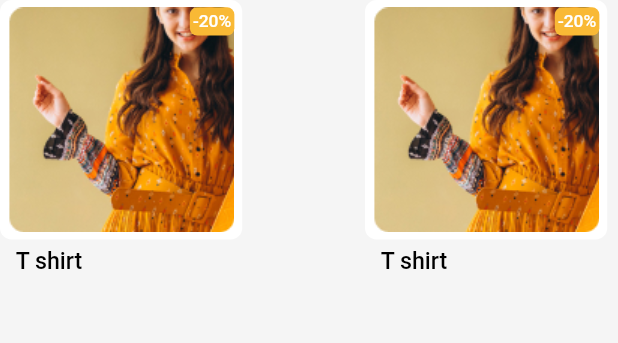
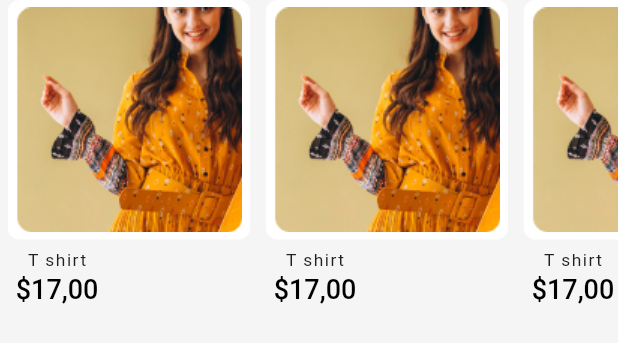
Before and after one commit to nizam-app/Market-Jango-Backend-Update, a Flutter app: the NewItemsShow widget shown alone on an empty page, opened directly, on a phone screen of 412 x 824 dp. Shown: the top 343 px of the screen. Run offline on Flutter 3.47's test engine with Material 3 defaults, Android fonts, the phone set to English and light mode, and no system bars; our stand-ins replace carousel_slider, flutter_riverpod, flutter_screenutil, flutter_svg, get, go_router and 3 more.

Commit message:
Update home screen UI and add new color constant
Added a new 'blask' color to AllColor. Updated the buyer home screen to include a 'Just For You' section with a SeeMoreButton and corresponding navigation method. Refactored NewItemsShow to use a horizontal ListView instead of a GridView, simplified its layout, and updated item display to show product name and price. Fixed CircleAvatar radius to use responsive units.

```diff
--- a/lib/core/constants/color_control/all_color.dart
+++ b/lib/core/constants/color_control/all_color.dart
@@ -8,5 +8,6 @@ class AllColor {
   static final Color green500 = const Color.fromRGBO(13, 50, 80, 1);
   static final Color green300 = const Color(0xFF5D768A);
  static Color white = Color(0xffffffff);
+ static final blask = Color(0xff202020);
 
 }
--- a/lib/features/buyer/screens/Home screen.dart
+++ b/lib/features/buyer/screens/Home screen.dart
@@ -41,7 +41,8 @@ class _BuyerHomeScreenState extends State<BuyerHomeScreen> {
                 TimerScreen(),
                 DiscountProduct(),
                 SeeMoreButton(name:"New Items",seeMoreAction: (){goToNewItemsPage();},),
-                NewItemsShow()
+                NewItemsShow(),
+                SeeMoreButton(name:"Just For you",seeMoreAction: (){goToJustForYouPage();},),
               ],
             ),
           ),
@@ -51,6 +52,7 @@ class _BuyerHomeScreenState extends State<BuyerHomeScreen> {
   }
   void goToCategoriesPage() {}
   void goToNewItemsPage(){}
+  void goToJustForYouPage(){}
 
 }
 
@@ -63,14 +65,10 @@ class NewItemsShow extends StatelessWidget {
   Widget build(BuildContext context) {
     return SizedBox(
       height: 219.h,
-      child: GridView.builder(
+      child: ListView.builder(
           shrinkWrap: true,
           physics:AlwaysScrollableScrollPhysics(),
           scrollDirection: Axis.horizontal,
-          gridDelegate: SliverGridDelegateWithFixedCrossAxisCount(
-            crossAxisCount: 1,
-            childAspectRatio: 0.9.h,
-          ),
           itemCount: 6,
           // Example item count
           itemBuilder: (context, index) {
@@ -79,13 +77,13 @@ class NewItemsShow extends StatelessWidget {
               children: [
                 Container(
                   padding: EdgeInsets.symmetric(horizontal: 5.w,vertical: 5.h),
-                  // margin: EdgeInsets.symmetric(horizontal: 5.w,vertical: 5.h),
+                  margin: EdgeInsets.symmetric(horizontal: 5.w),
                   decoration: BoxDecoration(
                     color: AllColor.white,
                     borderRadius: BorderRadius.circular(8.r),
                   ),
                   clipBehavior: Clip.hardEdge,
-                  child: Stack(
+                  child: Column(
                     children: [
                       // Image
                       Image.asset(
@@ -93,31 +91,20 @@ class NewItemsShow extends StatelessWidget {
                         fit: BoxFit.cover,
                       ),
                       // Discount Tag
-                      Positioned(
-                        top: 0.h,
-                        right: 0.w,
-                        child: Container(
-                          padding: EdgeInsets.symmetric(horizontal: 2.w, vertical: 2.h),
-                          decoration: BoxDecoration(
-                            color: AllColor.yellow500,
-                            borderRadius: BorderRadius.circular(5.r),
-                          ),
-                          child: Text(
-                            '-20%',
-                            style:Theme.of(context).textTheme.titleLarge!.copyWith(
-                                fontSize: 12.sp,color: AllColor.white
-                            ),
-                          ),
-                        ),
-                      ),
 
                     ],
                   ),
                 ),
                 Padding(
                   padding: EdgeInsets.symmetric(horizontal: 10.w,vertical: 5.h),
-                  child: Text("T shirt",style: Theme.of(context).textTheme.titleLarge!.copyWith(fontSize: 16.sp),),
-                )
+                  child: Column(
+                    children: [
+                      Text("T shirt",style: Theme.of(context).textTheme.titleMedium!.copyWith(color: AllColor.blask),),
+                      Text("\$17,00",style: Theme.of(context).textTheme.titleLarge!.copyWith(fontSize: 18),)
+                    ],
+                  ),
+                ),
+
               ],
             );}
       ),
@@ -268,7 +255,7 @@ class TopProducts extends ConsumerWidget {
           final allTopProduct = topProducts[index];
           return CircleAvatar(radius: 30.r,backgroundColor: AllColor.white,
               child: CircleAvatar(
-                radius: 24,
+                radius: 24.r,
                 backgroundImage: AssetImage("${allTopProduct.image}"),
                 ),
               );
```
